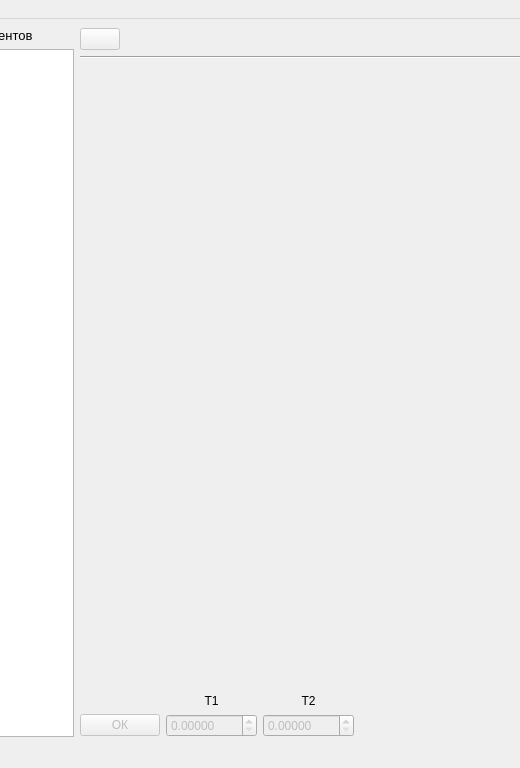
ioyurev/fusion-analysis, file assets/MainWindow.ui: the form before one commit; both pictures show x 85 to 605 and y 0 to 768 of the 1024 by 768 pixel window.
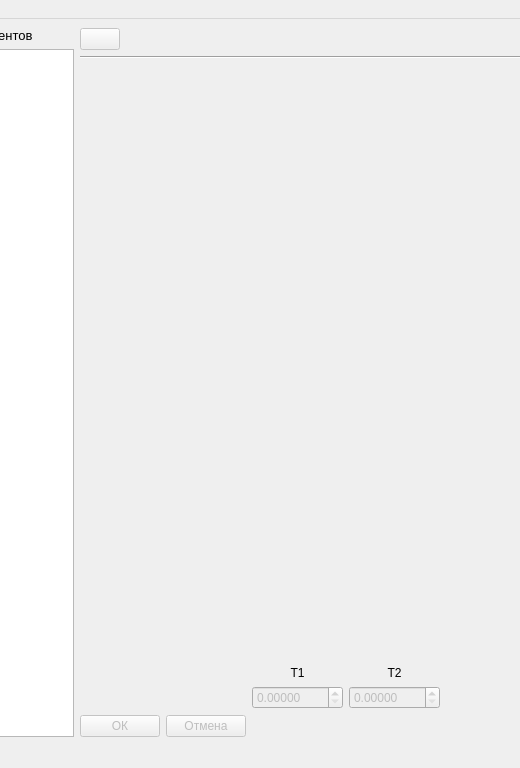
The form after the commit. Icons and pictures are not drawn.

```diff
--- a/assets/MainWindow.ui
+++ b/assets/MainWindow.ui
@@ -22,7 +22,76 @@
         <property name="sizeConstraint">
          <enum>QLayout::SetMinimumSize</enum>
         </property>
-        <item row="0" column="1">
+        <item row="2" column="5">
+         <spacer name="horizontalSpacer_2">
+          <property name="orientation">
+           <enum>Qt::Horizontal</enum>
+          </property>
+          <property name="sizeHint" stdset="0">
+           <size>
+            <width>40</width>
+            <height>20</height>
+           </size>
+          </property>
+         </spacer>
+        </item>
+        <item row="3" column="1">
+         <widget class="QPushButton" name="btn_ok">
+          <property name="enabled">
+           <bool>false</bool>
+          </property>
+          <property name="text">
+           <string>ОК</string>
+          </property>
+         </widget>
+        </item>
+        <item row="2" column="3">
+         <widget class="QDoubleSpinBox" name="spinbox_T1">
+          <property name="enabled">
+           <bool>false</bool>
+          </property>
+          <property name="decimals">
+           <number>5</number>
+          </property>
+          <property name="maximum">
+           <double>2000.000000000000000</double>
+          </property>
+         </widget>
+        </item>
+        <item row="3" column="2">
+         <widget class="QPushButton" name="btn_cancel">
+          <property name="enabled">
+           <bool>false</bool>
+          </property>
+          <property name="text">
+           <string>Отмена</string>
+          </property>
+         </widget>
+        </item>
+        <item row="2" column="4">
+         <widget class="QDoubleSpinBox" name="spinbox_T2">
+          <property name="enabled">
+           <bool>false</bool>
+          </property>
+          <property name="decimals">
+           <number>5</number>
+          </property>
+          <property name="maximum">
+           <double>2000.000000000000000</double>
+          </property>
+         </widget>
+        </item>
+        <item row="0" column="4">
+         <widget class="QLabel" name="label_T2">
+          <property name="text">
+           <string>T2</string>
+          </property>
+          <property name="alignment">
+           <set>Qt::AlignBottom|Qt::AlignHCenter</set>
+          </property>
+         </widget>
+        </item>
+        <item row="0" column="3">
          <widget class="QLabel" name="label_T1">
           <property name="sizePolicy">
            <sizepolicy hsizetype="Preferred" vsizetype="Preferred">
@@ -38,65 +107,6 @@
           </property>
          </widget>
         </item>
-        <item row="1" column="2">
-         <widget class="QDoubleSpinBox" name="spinbox_T2">
-          <property name="enabled">
-           <bool>false</bool>
-          </property>
-          <property name="decimals">
-           <number>5</number>
-          </property>
-          <property name="maximum">
-           <double>2000.000000000000000</double>
-          </property>
-         </widget>
-        </item>
-        <item row="0" column="2">
-         <widget class="QLabel" name="label_T2">
-          <property name="text">
-           <string>T2</string>
-          </property>
-          <property name="alignment">
-           <set>Qt::AlignBottom|Qt::AlignHCenter</set>
-          </property>
-         </widget>
-        </item>
-        <item row="1" column="1">
-         <widget class="QDoubleSpinBox" name="spinbox_T1">
-          <property name="enabled">
-           <bool>false</bool>
-          </property>
-          <property name="decimals">
-           <number>5</number>
-          </property>
-          <property name="maximum">
-           <double>2000.000000000000000</double>
-          </property>
-         </widget>
-        </item>
-        <item row="1" column="3">
-         <spacer name="horizontalSpacer_2">
-          <property name="orientation">
-           <enum>Qt::Horizontal</enum>
-          </property>
-          <property name="sizeHint" stdset="0">
-           <size>
-            <width>40</width>
-            <height>20</height>
-           </size>
-          </property>
-         </spacer>
-        </item>
-        <item row="1" column="0">
-         <widget class="QPushButton" name="btn_ok">
-          <property name="enabled">
-           <bool>false</bool>
-          </property>
-          <property name="text">
-           <string>ОК</string>
-          </property>
-         </widget>
-        </item>
        </layout>
       </item>
       <item row="3" column="0">
```
Left out of the diff: 44 changed lines with no effect on the pictures.
